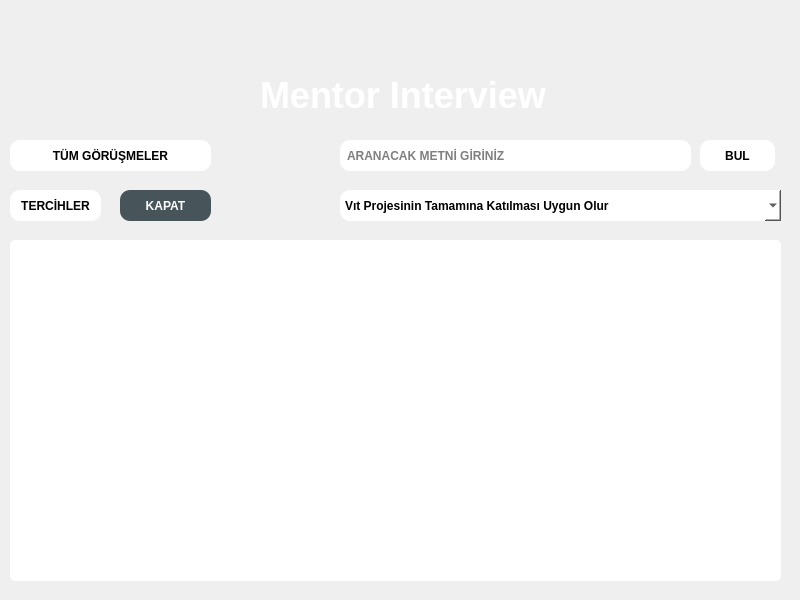
Above: mentor_menu.ui from yhtyyar94/Python-Module-Week7 before the change. Below: the same form after it.
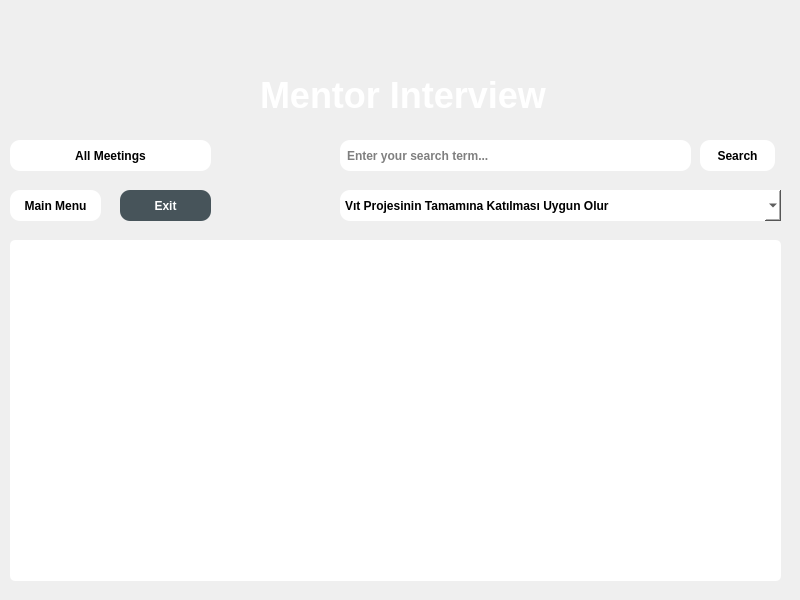
That is the form after the change. Icons and pictures are not drawn.

What changed in the file:
```diff
--- a/mentor_menu.ui
+++ b/mentor_menu.ui
@@ -139,7 +139,7 @@
 }</string>
     </property>
     <property name="text">
-     <string>TERCİHLER</string>
+     <string>Main Menu</string>
     </property>
    </widget>
    <widget class="QPushButton" name="pushButton_4">
@@ -167,7 +167,7 @@
 }</string>
     </property>
     <property name="text">
-     <string>KAPAT</string>
+     <string>Exit</string>
     </property>
    </widget>
    <widget class="QPushButton" name="pushButton_3">
@@ -194,7 +194,7 @@
 }</string>
     </property>
     <property name="text">
-     <string>TÜM GÖRÜŞMELER</string>
+     <string>All Meetings</string>
     </property>
    </widget>
    <widget class="QLineEdit" name="lineEdit">
@@ -219,7 +219,7 @@
      <string/>
     </property>
     <property name="placeholderText">
-     <string>ARANACAK METNİ GİRİNİZ</string>
+     <string>Enter your search term...</string>
     </property>
    </widget>
    <widget class="QPushButton" name="pushButton_2">
@@ -246,7 +246,7 @@
 }</string>
     </property>
     <property name="text">
-     <string>BUL</string>
+     <string>Search</string>
     </property>
    </widget>
   </widget>
```
Left out of the diff: 10 changed lines with no effect on the pictures.
